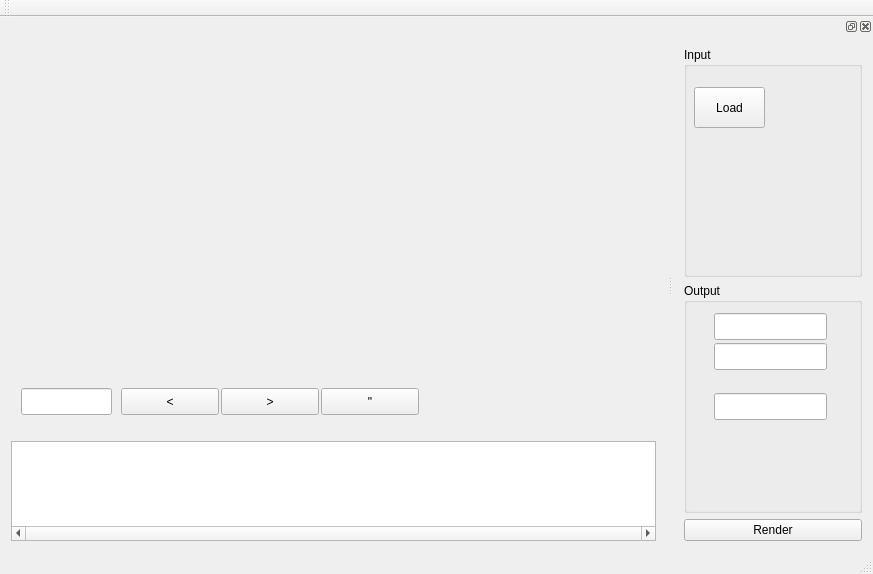
Qt form mpstop/mainwindow.ui (solarix95/mpops) before a commit.
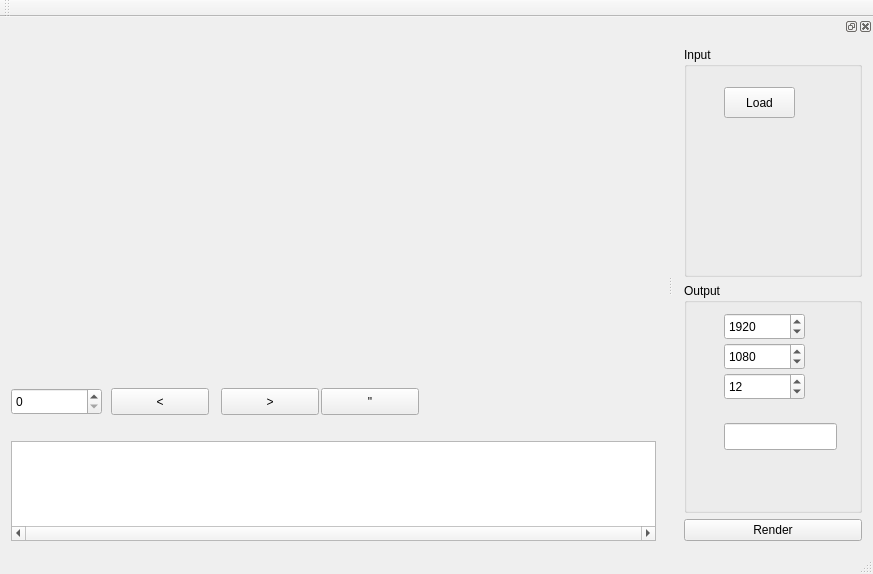
The same form after that commit. Custom widgets are drawn as their Qt base class.

Commit message: - Freeze-Frames - Settings - Player

```diff
--- a/mpstop/mainwindow.ui
+++ b/mpstop/mainwindow.ui
@@ -36,7 +36,7 @@
       <widget class="QPushButton" name="btnPlayBack">
        <property name="geometry">
         <rect>
-         <x>110</x>
+         <x>100</x>
          <y>360</y>
          <width>98</width>
          <height>27</height>
@@ -59,16 +59,6 @@
         <string>&gt;</string>
        </property>
       </widget>
-      <widget class="QLineEdit" name="edtCurrentFrame">
-       <property name="geometry">
-        <rect>
-         <x>10</x>
-         <y>360</y>
-         <width>91</width>
-         <height>27</height>
-        </rect>
-       </property>
-      </widget>
       <widget class="QPushButton" name="btnPause">
        <property name="geometry">
         <rect>
@@ -82,6 +72,19 @@
         <string>&quot;</string>
        </property>
       </widget>
+      <widget class="QSpinBox" name="edtCurrentFrame">
+       <property name="geometry">
+        <rect>
+         <x>0</x>
+         <y>360</y>
+         <width>91</width>
+         <height>27</height>
+        </rect>
+       </property>
+       <property name="maximum">
+        <number>999999</number>
+       </property>
+      </widget>
      </widget>
     </item>
     <item>
@@ -144,10 +147,10 @@
        <widget class="QPushButton" name="btnOpen">
         <property name="geometry">
          <rect>
-          <x>10</x>
+          <x>40</x>
           <y>40</y>
           <width>71</width>
-          <height>41</height>
+          <height>31</height>
          </rect>
         </property>
         <property name="text">
@@ -164,32 +167,69 @@
        <widget class="QLineEdit" name="lineEdit">
         <property name="geometry">
          <rect>
-          <x>30</x>
+          <x>40</x>
+          <y>140</y>
+          <width>113</width>
+          <height>27</height>
+         </rect>
+        </property>
+       </widget>
+       <widget class="QSpinBox" name="edtVideoWidth">
+        <property name="geometry">
+         <rect>
+          <x>40</x>
           <y>30</y>
-          <width>113</width>
+          <width>81</width>
           <height>27</height>
          </rect>
         </property>
+        <property name="minimum">
+         <number>1</number>
+        </property>
+        <property name="maximum">
+         <number>10000</number>
+        </property>
+        <property name="value">
+         <number>1920</number>
+        </property>
        </widget>
-       <widget class="QLineEdit" name="lineEdit_2">
+       <widget class="QSpinBox" name="edtVideoHeight">
         <property name="geometry">
          <rect>
-          <x>30</x>
+          <x>40</x>
           <y>60</y>
-          <width>113</width>
+          <width>81</width>
           <height>27</height>
          </rect>
         </property>
+        <property name="minimum">
+         <number>1</number>
+        </property>
+        <property name="maximum">
+         <number>10000</number>
+        </property>
+        <property name="value">
+         <number>1080</number>
+        </property>
        </widget>
-       <widget class="QLineEdit" name="lineEdit_3">
+       <widget class="QSpinBox" name="edtVideoFps">
         <property name="geometry">
          <rect>
-          <x>30</x>
-          <y>110</y>
-          <width>113</width>
+          <x>40</x>
+          <y>90</y>
+          <width>81</width>
           <height>27</height>
          </rect>
         </property>
+        <property name="minimum">
+         <number>1</number>
+        </property>
+        <property name="maximum">
+         <number>240</number>
+        </property>
+        <property name="value">
+         <number>12</number>
+        </property>
        </widget>
       </widget>
      </item>
```
Left out of the diff: 10 changed lines with no effect on the pictures. The commit also changes 16 other files.
